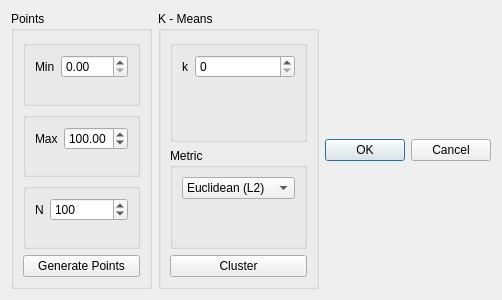
This is KMeansDialog.ui in denizkavzak/Interactive-KMeans-QT as Qt 5 draws it before an edit. The edited form follows.
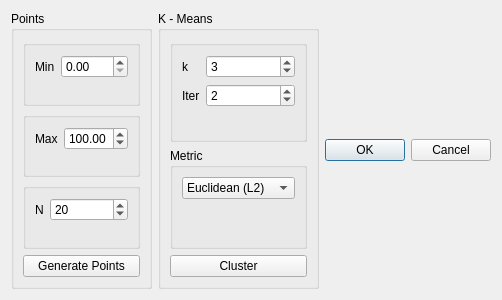
This is the edited form.

Diff of the .ui file:
```diff
--- a/KMeansDialog.ui
+++ b/KMeansDialog.ui
@@ -93,7 +93,7 @@
             <number>1000</number>
            </property>
            <property name="value">
-            <number>100</number>
+            <number>20</number>
            </property>
           </widget>
          </item>
@@ -136,6 +136,23 @@
              <horstretch>0</horstretch>
              <verstretch>0</verstretch>
             </sizepolicy>
+           </property>
+           <property name="value">
+            <number>3</number>
+           </property>
+          </widget>
+         </item>
+         <item row="1" column="1">
+          <widget class="QSpinBox" name="iterSpinBox">
+           <property name="value">
+            <number>2</number>
+           </property>
+          </widget>
+         </item>
+         <item row="1" column="0">
+          <widget class="QLabel" name="iterLabel">
+           <property name="text">
+            <string>Iter</string>
            </property>
           </widget>
          </item>
```
